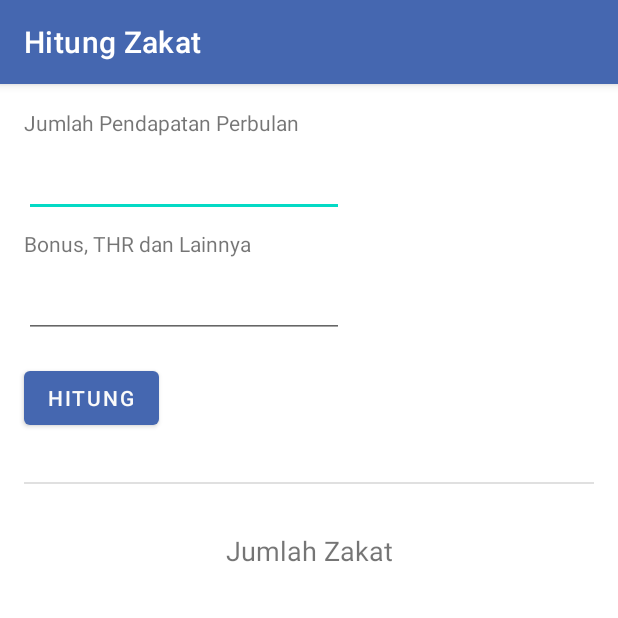
After one commit to hadiansyach/hitung-zakat, an Android app: the ZakatPenghasilanActivity screen opened directly, with no data from a screen before it, on a phone screen of 412 x 824 dp, the top half of it. The commit adds this screen. Run offline under Robolectric (Android 15) with nearby library versions, the phone set to English and light mode, and no system bars.

Commit message:
fixing layout, add algoritma zakat, add next page function

```diff
--- a/app/src/main/AndroidManifest.xml
+++ b/app/src/main/AndroidManifest.xml
@@ -11,6 +11,7 @@
         android:supportsRtl="true"
         android:theme="@style/Theme.HitungZakat"
         tools:targetApi="31">
+        <activity android:name=".ZakatPenghasilanActivity"></activity>
         <activity
             android:name=".MainActivity"
             android:exported="true">
--- /dev/null
+++ b/app/src/main/java/com/d3if3032/hitungzakat/ZakatPenghasilanActivity.kt
@@ -0,0 +1,55 @@
+package com.d3if3032.hitungzakat
+
+import android.os.Bundle
+import android.text.TextUtils
+import android.widget.Toast
+import androidx.appcompat.app.AppCompatActivity
+import com.d3if3032.hitungzakat.databinding.ActivityZakatPenghasilanBinding
+
+class ZakatPenghasilanActivity : AppCompatActivity() {
+
+    private lateinit var binding: ActivityZakatPenghasilanBinding
+
+    override fun onCreate(savedInstanceState: Bundle?) {
+        super.onCreate(savedInstanceState)
+        binding = ActivityZakatPenghasilanBinding.inflate(layoutInflater)
+        setContentView(binding.root)
+
+        binding.hitung.setOnClickListener{ hitungZakatPenghasilan() }
+    }
+    fun hitungZakatPenghasilan(){
+
+        val gajiBulanan = binding.inputGajiBulanan.text.toString()
+        if (TextUtils.isEmpty(gajiBulanan)) {
+            Toast.makeText(this, R.string.pendapatan_invalid, Toast.LENGTH_LONG).show()
+            return
+        }
+        val bonus = binding.inputBonus.text.toString()
+        if (TextUtils.isEmpty(bonus)) {
+            Toast.makeText(this, R.string.bonus_invalid, Toast.LENGTH_LONG).show()
+            return
+        }
+        val totalBonus = bonus.toDouble()
+        val gajiTahunan = gajiBulanan.toDouble() * 12
+        fun jumlahPendapatan(a: Double, b: Double): Double {
+            return a + b
+        }
+        val totalPendapatan = jumlahPendapatan(gajiTahunan, totalBonus)
+
+        fun rumusZakatPenghasilan(penghasilanBersih: Double): Double {
+            val nisab = 85 * 977000 // 85 gram emas * harga emas (per 26 Maret 2023)
+            var zakat = 0.0
+
+            if (penghasilanBersih > nisab) {
+                zakat = penghasilanBersih * 0.025
+            }
+
+            return zakat
+        }
+        val hasilHitungZakatPenghasilan = rumusZakatPenghasilan()
+        binding.uangZakat.text = getString(R.string.rp_x, rumusZakatPenghasilan)
+        binding.totalPendapatan.text = getString(R.string.pendapatan_x, totalPendapatan)
+
+
+    }
+}
--- a/app/src/main/res/layout/activity_main.xml
+++ b/app/src/main/res/layout/activity_main.xml
@@ -7,7 +7,7 @@
     tools:context=".MainActivity">
 
     <Button
-        android:id="@+id/btn_weight"
+        android:id="@+id/btn_zakatPhln"
         android:layout_width="100dp"
         android:layout_height="100dp"
         android:layout_marginStart="16dp"
--- /dev/null
+++ b/app/src/main/res/layout/activity_zakat_penghasilan.xml
@@ -0,0 +1,106 @@
+<?xml version="1.0" encoding="utf-8"?>
+<androidx.constraintlayout.widget.ConstraintLayout xmlns:android="http://schemas.android.com/apk/res/android"
+    xmlns:app="http://schemas.android.com/apk/res-auto"
+    xmlns:tools="http://schemas.android.com/tools"
+    android:layout_width="match_parent"
+    android:layout_height="wrap_content">
+
+    <TextView
+        android:id="@+id/placeholderGaji"
+        android:layout_width="wrap_content"
+        android:layout_height="wrap_content"
+        android:layout_marginStart="16dp"
+        android:layout_marginTop="16dp"
+        android:text="@string/jmlh_pendapatan"
+        app:layout_constraintStart_toStartOf="parent"
+        app:layout_constraintTop_toTopOf="parent" />
+
+    <TextView
+        android:id="@+id/placeholderBonus"
+        android:layout_width="wrap_content"
+        android:layout_height="wrap_content"
+        android:layout_marginTop="8dp"
+        android:text="@string/bonus_dll"
+        app:layout_constraintStart_toStartOf="@+id/inputGajiBulanan"
+        app:layout_constraintTop_toBottomOf="@+id/inputGajiBulanan" />
+
+    <EditText
+        android:id="@+id/inputGajiBulanan"
+        android:layout_width="wrap_content"
+        android:layout_height="wrap_content"
+        android:layout_marginTop="8dp"
+        android:ems="10"
+        android:inputType="number"
+        app:layout_constraintStart_toStartOf="@+id/placeholderGaji"
+        app:layout_constraintTop_toBottomOf="@+id/placeholderGaji" />
+
+    <EditText
+        android:id="@+id/inputBonus"
+        android:layout_width="wrap_content"
+        android:layout_height="wrap_content"
+        android:layout_marginTop="8dp"
+        android:ems="10"
+        android:inputType="number"
+        app:layout_constraintStart_toStartOf="@+id/placeholderBonus"
+        app:layout_constraintTop_toBottomOf="@+id/placeholderBonus" />
+
+    <Button
+        android:id="@+id/hitung"
+        android:layout_width="wrap_content"
+        android:layout_height="wrap_content"
+        android:layout_marginTop="16dp"
+        android:text="@string/hitung"
+        app:layout_constraintStart_toStartOf="@+id/inputBonus"
+        app:layout_constraintTop_toBottomOf="@+id/inputBonus" />
+
+    <View
+        android:id="@+id/divider"
+        android:layout_width="match_parent"
+        android:layout_height="1dp"
+        android:layout_marginStart="16dp"
+        android:layout_marginTop="32dp"
+        android:layout_marginEnd="16dp"
+        android:background="?android:attr/listDivider"
+        app:layout_constraintEnd_toEndOf="parent"
+        app:layout_constraintStart_toStartOf="parent"
+        app:layout_constraintTop_toBottomOf="@+id/hitung" />
+
+    <TextView
+        android:id="@+id/hasilZakat"
+        android:layout_width="wrap_content"
+        android:layout_height="wrap_content"
+        android:layout_marginTop="32dp"
+        android:textSize="18sp"
+        app:layout_constraintEnd_toEndOf="parent"
+        app:layout_constraintStart_toStartOf="parent"
+        app:layout_constraintTop_toBottomOf="@+id/divider"
+        android:text="@string/jumlah_zakat" />
+
+    <TextView
+        android:id="@+id/uangZakat"
+        android:layout_width="wrap_content"
+        android:layout_height="wrap_content"
+        android:layout_marginTop="8dp"
+        android:textSize="20sp"
+        app:layout_constraintEnd_toEndOf="@+id/hasilZakat"
+        app:layout_constraintStart_toStartOf="@+id/hasilZakat"
+        app:layout_constraintTop_toBottomOf="@+id/hasilZakat"
+        tools:text="@string/rp_x" />
+
+    <TextView
+        android:id="@+id/totalPendapatan"
+        android:layout_width="wrap_content"
+        android:layout_height="wrap_content"
+        android:layout_marginTop="8dp"
+        android:layout_marginBottom="32dp"
+        android:textSize="18sp"
+        app:layout_constraintBottom_toBottomOf="parent"
+        app:layout_constraintEnd_toEndOf="parent"
+        app:layout_constraintHorizontal_bias="0.529"
+        app:layout_constraintStart_toStartOf="parent"
+        app:layout_constraintTop_toBottomOf="@+id/uangZakat"
+        tools:text="@string/pendapatan_x" />
+
+
+
+</androidx.constraintlayout.widget.ConstraintLayout>
--- a/app/src/main/res/values/strings.xml
+++ b/app/src/main/res/values/strings.xml
@@ -3,4 +3,13 @@
     <string name="zakat_penghasilan">Zakat Penghasilan</string>
     <string name="jmlh_pendapatan">Jumlah Pendapatan Perbulan</string>
     <string name="bonus_dll">Bonus, THR dan Lainnya</string>
+    <string name="hitung">Hitung</string>
+    <string name="jumlah_zakat">Jumlah Zakat</string>
+    <string name="rp_x"><b>Rp %1$s</b></string>
+    <string name="pendapatan_x">Pendapatan Setahun: %1$s</string>
+    <string name="bonus_x">Bonus, THR dan Lainnya : %1$s</string>
+    <string name="pendapatan_invalid">Pendaptan tidak boleh kosong.</string>
+    <string name="bonus_invalid">Bonus tidak boleh kosong.</string>
+
+
 </resources>
```
Also changed, not shown: app/src/main/java/com/d3if3032/hitungzakat/MainActivity.kt (+7 -0 lines), app/src/main/res/layout/activity_zakat_mal.xml (deleted, +0 -48 lines).
